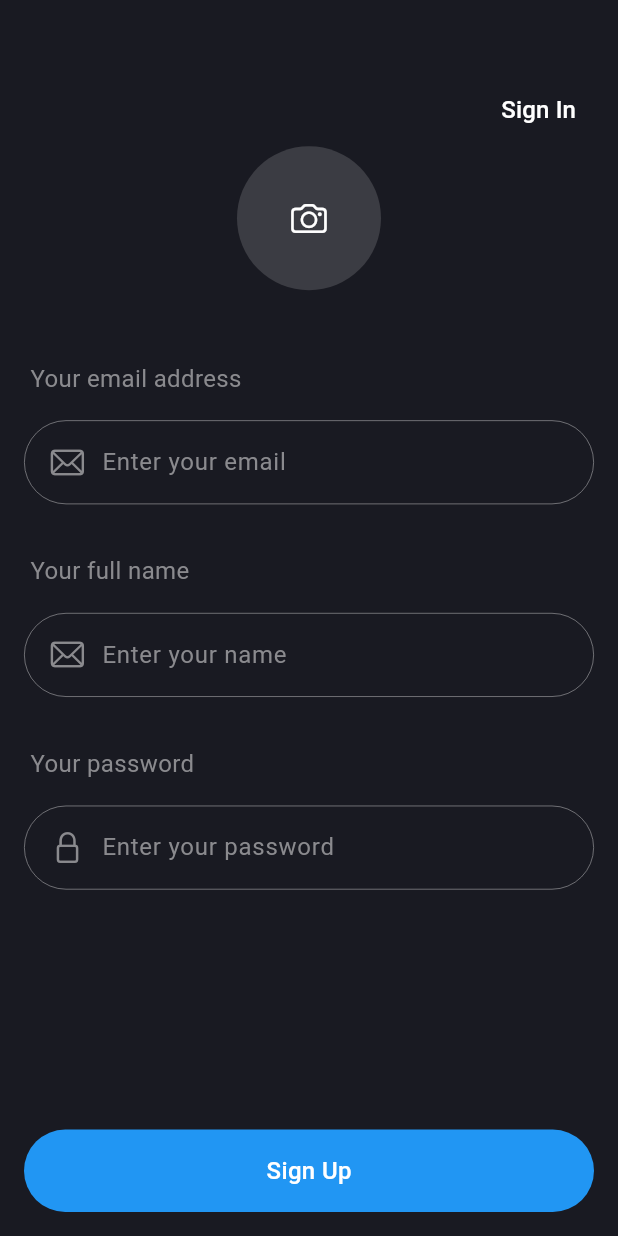
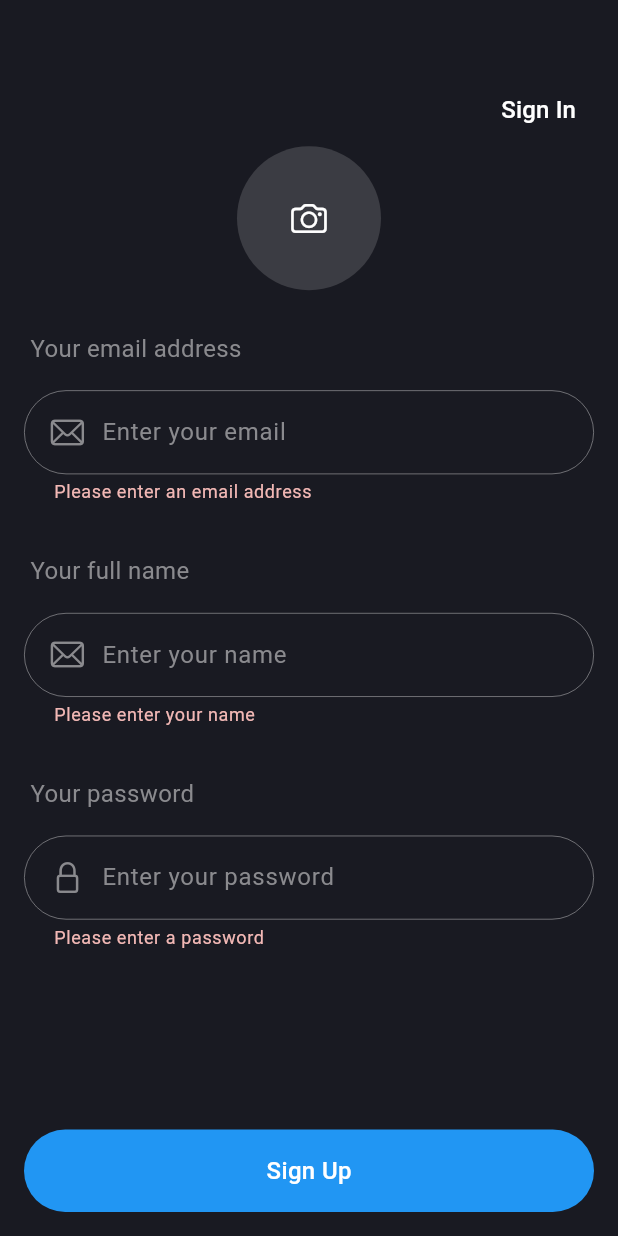
Before and after one commit to kazimasum07/task-master, a Flutter app: the SignUpScreen screen opened directly, after a tap on "Sign Up", on a phone screen of 412 x 824 dp. Run offline on Flutter 3.47's test engine with Material 3 defaults, Android fonts, the phone set to English and light mode, and no system bars; our stand-ins replace cloud_firestore, firebase_auth, firebase_core, firebase_storage, flutter_native_splash, image_picker; accounts and stored records are empty; Roboto replaces fonts that are missing (Poppins); statements that could not run were skipped.

Commit message:
Ui design modified

```diff
--- a/lib/features/authentications/sign_up/ui/sign_up_screen.dart
+++ b/lib/features/authentications/sign_up/ui/sign_up_screen.dart
@@ -69,7 +69,7 @@ class _SignUpScreenState extends State<SignUpScreen> {
                       CircleAvatar(
                         radius: 48,
                         backgroundImage: FileImage(images['profile_picture']!),
-                        child: const Icon(CupertinoIcons.camera,color: TMCustomColors.whiteColor,size: TMSizes.lg,),
+                        child: const Icon(CupertinoIcons.camera,color: TMCustomColors.transparentColor,size: TMSizes.lg),
                       ):CircleAvatar(
                         radius: 48,
                         backgroundColor: TMCustomColors.hintLevelTextColor.withOpacity(0.3),
@@ -235,14 +235,19 @@ class _SignUpScreenState extends State<SignUpScreen> {
                 ),
                 SizedBox(height: size.height*0.02,),
                 isLoading == true?
-                const Center(child: CircularProgressIndicator(color: TMCustomColors.primaryColor,)) :
+                const Center(child: Padding(
+                  padding: EdgeInsets.only(bottom: TMSizes.lg),
+                  child: CircularProgressIndicator(color: TMCustomColors.primaryColor,),
+                )) :
                 GestureDetector(
                   onTap: ()async{
-                    await signUp(
-                        email: emailController.text,
-                        password: passwordController.text,
-                        userName: fullNameController.text
-                    );
+                    if (_formKey.currentState!.validate()) {
+                      await signUp(
+                          email: emailController.text,
+                          password: passwordController.text,
+                          userName: fullNameController.text
+                      );
+                    }
                   },
                   child: Container(
                     width: size.width*1,
```
